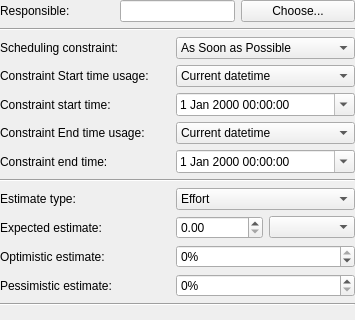
This is kplato/kptconfigtaskpanelbase.ui in KDE/calligra as Qt 5 draws it before an edit; both pictures show x 0 to 355 and y 0 to 320 of the 355 by 521 pixel window. The edited form follows.
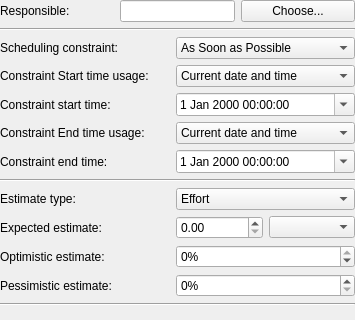
This is the edited form. Custom widgets are drawn as their Qt base class.

```diff
--- a/kplato/kptconfigtaskpanelbase.ui
+++ b/kplato/kptconfigtaskpanelbase.ui
@@ -174,7 +174,7 @@
      </property>
      <item>
       <property name="text">
-       <string>Current datetime</string>
+       <string>Current date and time</string>
       </property>
      </item>
      <item>
@@ -244,7 +244,7 @@
      </property>
      <item>
       <property name="text">
-       <string>Current datetime</string>
+       <string>Current date and time</string>
       </property>
      </item>
      <item>
```
Left out of the diff: 4 changed lines with no effect on the pictures.
